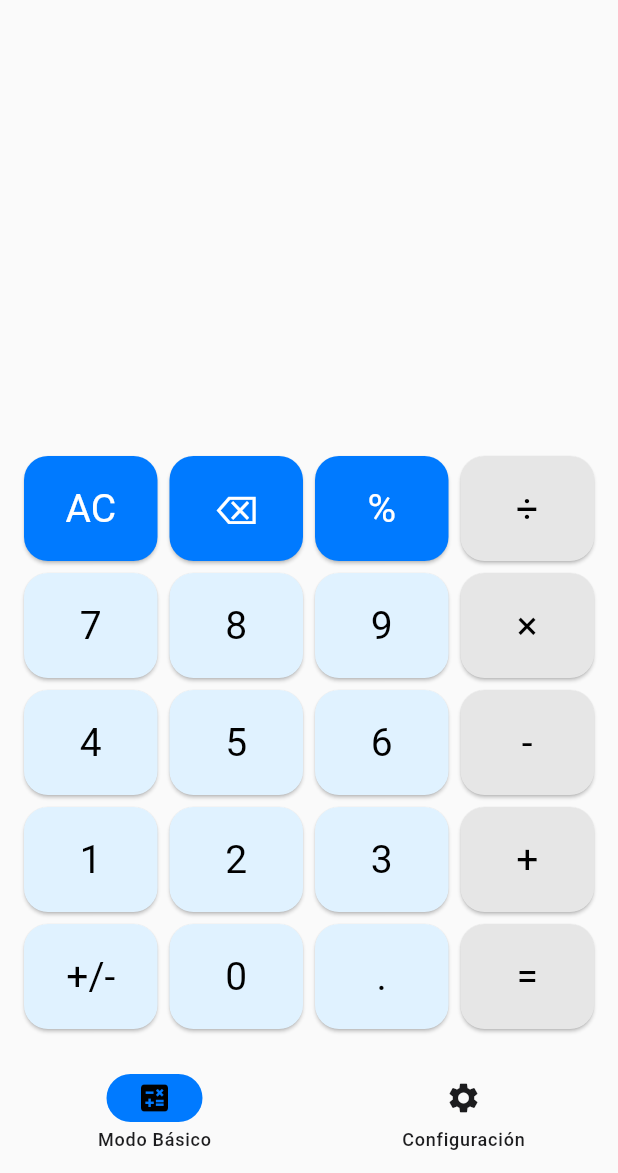
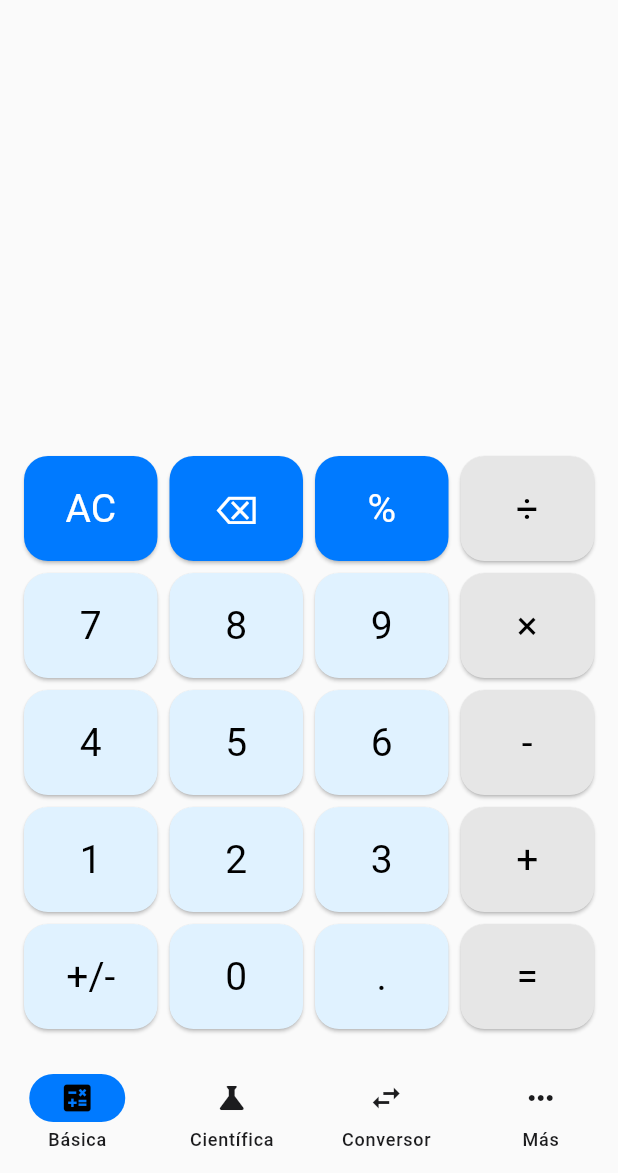
Before and after one commit to Dann-0506/Calculadora, a Flutter app: the screen it shows after launch, on a phone screen of 412 x 824 dp, the part 63-1236 px from its top. Run offline on Flutter 3.47's test engine with Material 3 defaults, Android fonts, the phone set to English and light mode, and no system bars; our stand-ins replace math_expressions, shared_preferences.

Commit message:
feat: Añadir nuevas páginas y lógica de estado de tema para la calculadora

```diff
--- a/lib/main.dart
+++ b/lib/main.dart
@@ -1,8 +1,7 @@
+import 'package:flutter/material.dart';
+import 'package:provider/provider.dart';
+import 'package:calculadora/pages/pages.dart';
 import 'package:calculadora/providers/theme_provider.dart';
-import 'package:flutter/material.dart';
-import 'package:calculadora/pages/calculadora_page.dart';
-import 'package:calculadora/pages/settings_page.dart';
-import 'package:provider/provider.dart';
 
 //Metodo principal de la aplicación
 void main() {
@@ -52,29 +51,18 @@ class _HomePageState extends State<HomePage> {
 
   @override
   Widget build(BuildContext context) {
-    Widget page;
-
-    switch (_selectedIndex) {
-        case 0:
-        page = CalculadoraPage();
-        break;
-      case 1:
-        page = SettingsPage();
-        break;
-      default:
-        page = const Center(child: Text('Página no encontrada'));
-    }
-
     return Scaffold(
-      body: SafeArea(child: page),
+      body: SafeArea(
+        child: IndexedStack(
+          index: _selectedIndex,
+          children: appPages,
+        )
+      ),
       bottomNavigationBar: NavigationBar(
         indicatorColor: Theme.of(context).colorScheme.primary,
         selectedIndex: _selectedIndex,
         onDestinationSelected: _onNavTapped,
-        destinations: const [
-          NavigationDestination(icon: Icon(Icons.calculate), label: 'Modo Básico'),
-          NavigationDestination(icon: Icon(Icons.settings), label: 'Configuración'),
-        ],
+        destinations: appDestinations
       ),
     );
   }
--- a/lib/pages/calculadora_page.dart
+++ b/lib/pages/basic_calculator_page.dart
@@ -3,15 +3,15 @@ import 'package:flutter/material.dart';
 import 'package:calculadora/widgets/button.dart';
 import 'package:calculadora/logic/calculator_controller.dart';
 
-class CalculadoraPage extends StatefulWidget {
+class BasicCalculatorPage extends StatefulWidget {
 
-  const CalculadoraPage({super.key,});
+  const BasicCalculatorPage({super.key,});
 
   @override
-  State<CalculadoraPage> createState() => _CalculadoraPage();
+  State<BasicCalculatorPage> createState() => _CalculadoraPage();
 }
 
-class _CalculadoraPage extends State<CalculadoraPage> {
+class _CalculadoraPage extends State<BasicCalculatorPage> {
   final CalculatorController _controller = CalculatorController();
 
   @override
--- /dev/null
+++ b/lib/pages/pages.dart
@@ -0,0 +1,32 @@
+import 'package:flutter/material.dart';
+
+import 'package:calculadora/pages/basic_calculator_page.dart';
+import 'package:calculadora/pages/scientific_calculator_page.dart';
+import 'package:calculadora/pages/conversor_page.dart';
+import 'package:calculadora/pages/more_options_page.dart';
+
+final List<Widget> appPages = [
+  const BasicCalculatorPage(),
+  const ScientificCalculatorPage(),
+  const ConversorPage(),
+  const MoreOptionsPage(),
+];
+
+final List<NavigationDestination> appDestinations = [
+  const NavigationDestination(
+    icon: Icon(Icons.calculate),
+    label: 'Básica',
+  ),
+  const NavigationDestination(
+    icon: Icon(Icons.science),
+    label: 'Científica',
+  ),
+  const NavigationDestination(
+    icon: Icon(Icons.swap_horiz),
+    label: 'Conversor',
+  ),
+  const NavigationDestination(
+    icon: Icon(Icons.more_horiz),
+    label: 'Más',
+  ),
+];
--- a/lib/providers/theme_provider.dart
+++ b/lib/providers/theme_provider.dart
@@ -1,6 +1,6 @@
 import 'package:flutter/material.dart';
 import 'package:shared_preferences/shared_preferences.dart';
-import 'package:calculadora/logic/theme_logic.dart';
+import 'package:calculadora/logic/theme_state.dart';
 
 class ThemeProvider extends ChangeNotifier {
   ThemeState _themeState = ThemeState(
```
Also changed, not shown: lib/pages/conversor_page.dart (added, +24 -0 lines), lib/pages/historial_page.dart (added, +24 -0 lines), lib/pages/more_options_page.dart (added, +34 -0 lines), lib/pages/scientific_calculator_page.dart (added, +25 -0 lines), lib/pages/settings_page.dart (+1 -11 lines), lib/themes/theme.dart (+7 -0 lines), lib/logic/theme_state.dart (renamed from lib/logic/theme_logic.dart).
